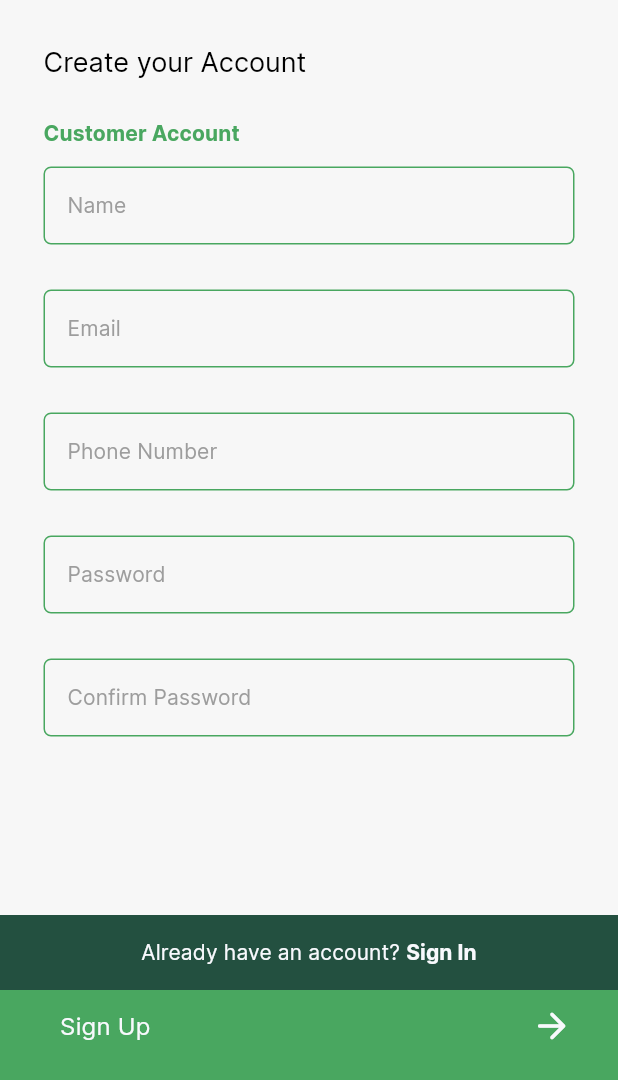
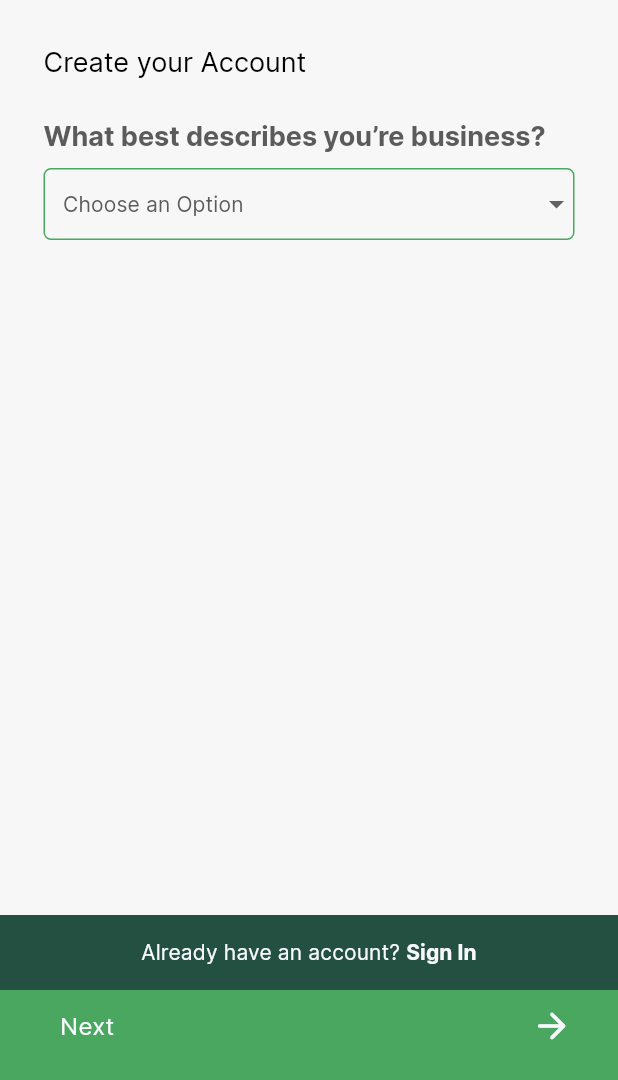
Before and after one commit to chileanne/cassava_project, a Flutter app: the screen it shows after launch, on a phone screen of 412 x 824 dp, the part 156-1236 px from its top. Run offline on Flutter 3.47's test engine with Material 3 defaults, Android fonts, the phone set to English and light mode, and no system bars; our stand-ins replace flutter_svg, gap, get.

Commit message:
vendor account type screen built and connected to controllers

```diff
--- a/lib/controllers/create_business_account_controller.dart
+++ /dev/null
@@ -1,7 +0,0 @@
-
-
-import 'package:get/get.dart';
-
-class CreateBusinessAccountController extends GetxController{
-
-}
--- a/lib/core/constants/app_constant.dart
+++ b/lib/core/constants/app_constant.dart
@@ -1,4 +1,7 @@
-
+///app strings
+const String haveAccountText="Already have an account?";
+const String  signInText="Sign In";
+const String nextText ="Next";
 
 
 
--- a/lib/core/shared_widgets/drop_down_form_field.dart
+++ b/lib/core/shared_widgets/drop_down_form_field.dart
@@ -1,5 +1,6 @@
 
 
+import 'package:cassava_project/core/constants/app_constant.dart';
 import 'package:flutter/material.dart';
 import 'package:get/get.dart';
 import 'package:get/get_core/src/get_main.dart';
@@ -20,9 +21,14 @@ class DropDownFormFileds extends StatelessWidget {
   @override
   Widget build(BuildContext context) {
     var theme = Theme.of(context);
-    return   SizedBox(
-      height: 58,
-      child: DropdownButtonFormField(
+    return   DropdownButtonFormField(
+      validator: (String? value){
+        if(value!.isEmpty){
+          return empty;
+        }
+
+        return null;
+      },
       dropdownColor: AppColor.dropdownColor,
       style: theme.textTheme.titleMedium?.copyWith(
           color: AppColor.greyColor2
@@ -30,6 +36,7 @@ class DropDownFormFileds extends StatelessWidget {
       isExpanded: true,
       elevation: 3,
       decoration: InputDecoration(
+        isDense: true,
         enabledBorder: OutlineInputBorder(
             borderRadius:BorderRadius.circular(5.0) ,
             borderSide: BorderSide(color: theme.colorScheme.onPrimary),
@@ -65,7 +72,6 @@ class DropDownFormFileds extends StatelessWidget {
       value: value,
       onChanged: onChanged
 
-      ),
     );
   }
 }
--- a/lib/core/shared_widgets/text_form_fields.dart
+++ b/lib/core/shared_widgets/text_form_fields.dart
@@ -20,15 +20,14 @@ class SharedTextFormFields extends StatelessWidget {
   Widget build(BuildContext context) {
     var theme = Theme.of(context);
     return  Padding(
-      padding: const EdgeInsets.only(top:2.0),
-      child: SizedBox(
-        height: 80,
+      padding: const EdgeInsets.all(4.0),
       child: TextFormField(
         controller:controller ,
         style:theme.textTheme.titleSmall ,
         validator: validators,
         keyboardType:keyboardType ,
         decoration: InputDecoration(
+          isDense: true,
           hintText: hintText,
           hintStyle: theme.textTheme.titleSmall?.copyWith(
             color: AppColor.greyColor2
@@ -61,7 +60,6 @@ class SharedTextFormFields extends StatelessWidget {
 
         ),
       ),
-      ),
     );
   }
 }
--- a/lib/main.dart
+++ b/lib/main.dart
@@ -1,7 +1,7 @@
 import 'package:cassava_project/core/app_theme/app_theme.dart';
-import 'package:cassava_project/screens/Authentication/create_accounty_type/bindings/create_account_binding.dart';
-import 'package:cassava_project/screens/Authentication/create_accounty_type/create_account_type_screen.dart';
-import 'package:cassava_project/screens/Authentication/signup/customer_account/create_customer_account_screen.dart';
+import 'package:cassava_project/presentation/screens/Authentication/create_accounty_type/bindings/create_account_binding.dart';
+import 'package:cassava_project/presentation/screens/Authentication/signup/vendor_account/vendor_account_type_screen.dart';
+
 import 'package:flutter/material.dart';
 import 'package:get/get.dart';
 
@@ -19,7 +19,7 @@ class MyApp extends StatelessWidget {
       debugShowCheckedModeBanner: false,
       title: 'Cassava',
       theme: AppTheme.lightTheme,
-      home: const CreateCustomerAccount(),
+      home: const VendorAccountTypeScreen(),
       initialBinding: CreateAccountBindings(),
     );
   }
--- a/lib/controllers/create_account_controller.dart
+++ b/lib/presentation/controllers/create_account_controller.dart
@@ -4,7 +4,6 @@ import 'package:cassava_project/core/shared_widgets/drop_down_form_field.dart';
 import 'package:flutter/material.dart';
 import 'package:get/get.dart';
 
-import '../core/app_theme/app_colors.dart';
 
 class CreateAccountController extends GetxController{
 
--- /dev/null
+++ b/lib/presentation/controllers/create_business_account_controller.dart
@@ -0,0 +1,36 @@
+
+
+import 'package:flutter/material.dart';
+import 'package:get/get.dart';
+
+import '../../core/shared_widgets/drop_down_form_field.dart';
+
+class CreateBusinessAccountController extends GetxController{
+
+  final GlobalKey<FormState> vendorTypeFormKey = GlobalKey<FormState>();
+
+  var selectedValue ="".obs;
+
+
+
+  List<DropdownMenuItem<String>> get dropdownItems{
+    List<DropdownMenuItem<String>> menuItems=[];
+
+    menuItems.add(dropdownMenuItems("", "Choose an Option"));
+    menuItems.add(dropdownMenuItems("Individual", "Individual"));
+    menuItems.add(dropdownMenuItems("Company", "Company"));
+    return menuItems;
+  }
+
+
+
+  submit(){
+
+    if(vendorTypeFormKey.currentState!.validate()){
+      ///go to
+    }
+
+  }
+
+
+}
--- a/lib/controllers/create_customer_account_controller.dart
+++ b/lib/presentation/controllers/create_customer_account_controller.dart
@@ -2,7 +2,9 @@ import 'package:flutter/cupertino.dart';
 import 'package:get/get.dart';
 import 'package:get/get_state_manager/src/simple/get_controllers.dart';
 
-import '../core/constants/app_constant.dart';
+import '../../core/constants/app_constant.dart';
+
+
 
 class CreateCustomerAccountController extends GetxController {
 
@@ -19,7 +21,7 @@ class CreateCustomerAccountController extends GetxController {
 
   submit(){
     if(customerAccountFormKey.currentState!.validate()){
-
+         ///go to next page
     }
   }
 
--- /dev/null
+++ b/lib/presentation/screens/Authentication/signup/vendor_account/vendor_account_type_screen.dart
@@ -0,0 +1,106 @@
+
+
+
+import 'package:cassava_project/core/app_theme/app_colors.dart';
+import 'package:cassava_project/core/shared_widgets/app_Bar_widgets.dart';
+import 'package:cassava_project/core/shared_widgets/auth_bottom_navigation_widget.dart';
+import 'package:cassava_project/core/shared_widgets/drop_down_form_field.dart';
+import 'package:cassava_project/core/utils/image_utils.dart';
+import 'package:flutter/material.dart';
+import 'package:flutter_svg/flutter_svg.dart';
+import 'package:gap/gap.dart';
+import 'package:get/get.dart';
+
+import '../../../../../core/constants/app_constant.dart';
+import '../../../../controllers/create_business_account_controller.dart';
+
+
+
+
+class VendorAccountTypeScreen extends StatefulWidget {
+  const VendorAccountTypeScreen({super.key});
+
+  @override
+  State<VendorAccountTypeScreen> createState() => _VendorAccountTypeScreenState();
+}
+
+class _VendorAccountTypeScreenState extends State<VendorAccountTypeScreen> {
+
+  final CreateBusinessAccountController businessAccountController = Get.find();
+
+
+  @override
+  Widget build(BuildContext context) {
+    var size = MediaQuery.of(context).size;
+    var theme = Theme.of(context);
+    return Scaffold(
+      resizeToAvoidBottomInset: true,
+      appBar: const SharedAppBars() ,
+      bottomNavigationBar: ShareAuthBottomNavigationWidget(
+          leftText:haveAccountText,
+          rightText:signInText,
+          title:nextText,
+          onPressed:(){
+               businessAccountController.submit();
+          }),
+      body: Column(
+        crossAxisAlignment: CrossAxisAlignment.start,
+        children: [
+          Expanded(
+              child: Padding(
+                padding: const EdgeInsets.only(left: 29.0,right: 29.0),
+                child: Form(
+                  key: businessAccountController.vendorTypeFormKey,
+                  child: Column(
+                    crossAxisAlignment: CrossAxisAlignment.start,
+                    children: [
+
+                      const SizedBox(height: 24,),
+
+                      Image.asset(ImageUtils.imageeAssets(splashImage)),
+
+                      const SizedBox(height: 30,),
+
+                      Text("Create your Account",
+                        style: theme.textTheme.titleLarge?.copyWith(
+                            color: AppColor.blackColor
+                        ),),
+
+                      const SizedBox(height: 26,),
+
+
+                      Text("What best describes you’re business?",
+                        style: theme.textTheme.titleLarge?.copyWith(
+                          color: AppColor.greyColor1,
+                          fontWeight: FontWeight.w700,
+                        ),),
+
+
+                      const Gap(10),
+
+                      DropDownFormFileds(
+                        items: businessAccountController.dropdownItems,
+                        value: businessAccountController.selectedValue.value,
+                        onChanged: (v){
+                          businessAccountController.selectedValue.value=v;
+                        },
+                      )
+
+
+                    ],
+                  ),
+                ),
+              )
+
+          ),
+
+
+
+        ],
+      ),
+    );
+  }
+
+
+
+}
```
Also changed, not shown: lib/presentation/screens/Authentication/create_accounty_type/bindings/create_account_binding.dart (renamed from lib/screens/Authentication/create_accounty_type/bindings/create_account_binding.dart, +7 -3 lines), lib/presentation/screens/Authentication/create_accounty_type/create_account_type_screen.dart (renamed from lib/screens/Authentication/create_accounty_type/create_account_type_screen.dart, +5 -2 lines), lib/presentation/screens/Authentication/signup/customer_account/create_customer_account_screen.dart (renamed from lib/screens/Authentication/signup/customer_account/create_customer_account_screen.dart, +7 -4 lines), lib/presentation/screens/Authentication/forgot_password/forgot_password_screen.dart (added), lib/presentation/screens/Authentication/sign_in/sing_in_screen.dart (added), lib/presentation/screens/Authentication/signup/create_password/create_password_screen.dart (added), lib/presentation/screens/Authentication/signup/customer_account/customer_business_type_screen.dart (added), lib/presentation/screens/Authentication/signup/vendor_account/create_vendor_account_screen.dart (added). Lines whose indentation alone changed are shown as unchanged.
